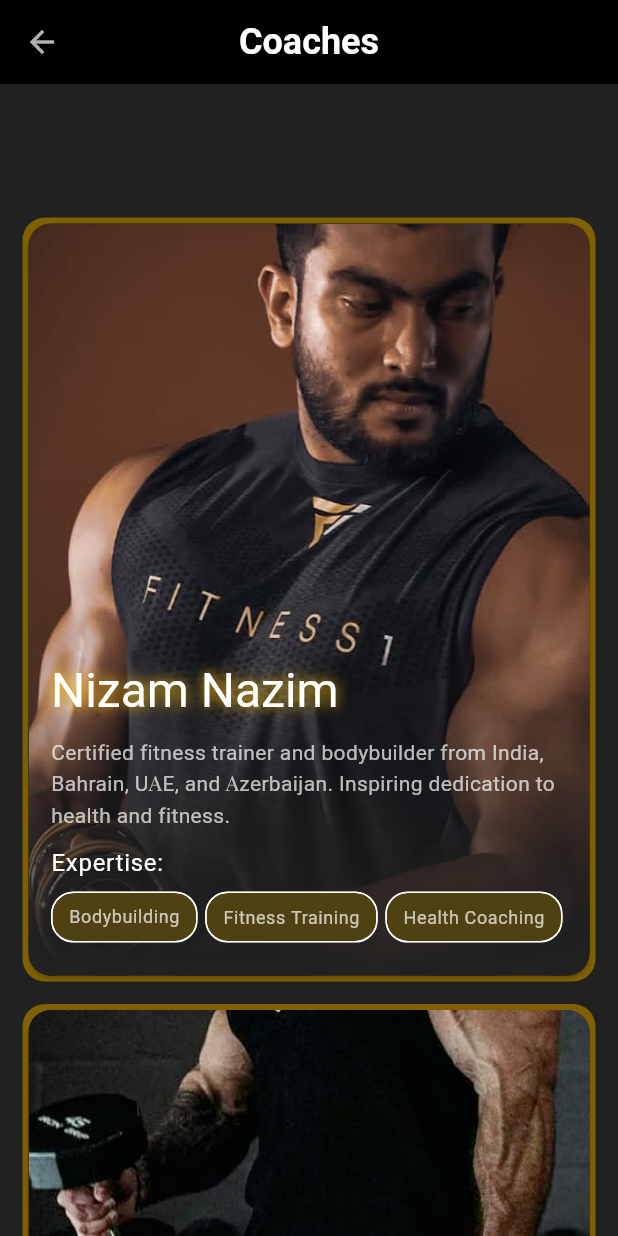
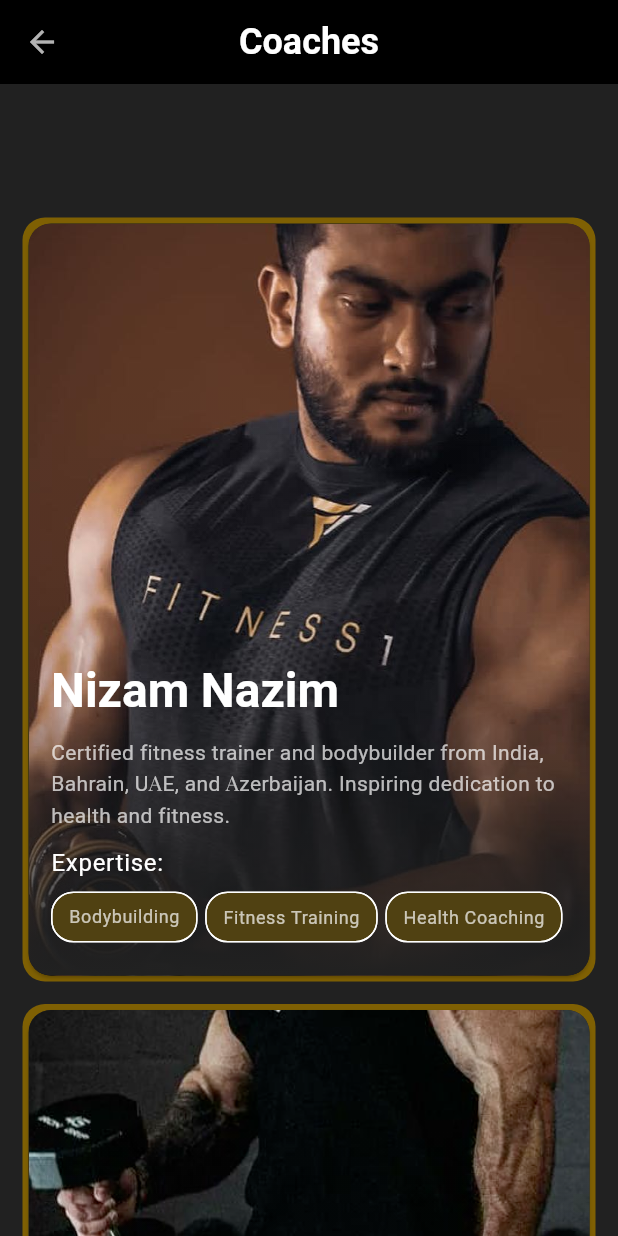
Before and after one commit to Cosmogrape/thefitness1gym, a Flutter app: the CoachesPage screen opened directly with empty values, on a phone screen of 412 x 824 dp. Run offline on Flutter 3.47's test engine with Material 2 defaults, Android fonts, the light colour scheme and no system bars; our stand-ins replace blurrycontainer, date_field, firebase_core, font_awesome_flutter, google_fonts, pinput; missing offline and left inert: animated_size_and_fade, date_time_format, maps_launcher, phone_number, sliding_up_panel2; accounts and stored records are empty; Roboto replaces fonts that are missing (Cairo).

Commit message:
feat(coach): Remove text shadow and add weight

```diff
--- a/lib/widgets/coaches_widgets/coach_item.dart
+++ b/lib/widgets/coaches_widgets/coach_item.dart
@@ -93,15 +93,10 @@ class _CoachItemState extends State<CoachItem> {
                         children: [
                           Text(
                             widget.name,
-                            style: Theme.of(context).textTheme.headlineLarge?.copyWith(
-                              color: theme.colorScheme.secondary,
-                              shadows: [
-                                Shadow(
-                                  color: theme.colorScheme.primary,
-                                  blurRadius: 10,
-                                ),
-                              ],
-                            ),
+                            style: Theme.of(context)
+                                .textTheme
+                                .headlineLarge
+                                ?.copyWith(color: theme.colorScheme.secondary, fontWeight: FontWeight.w600),
                           ),
                           pad,
                           Align(
```
